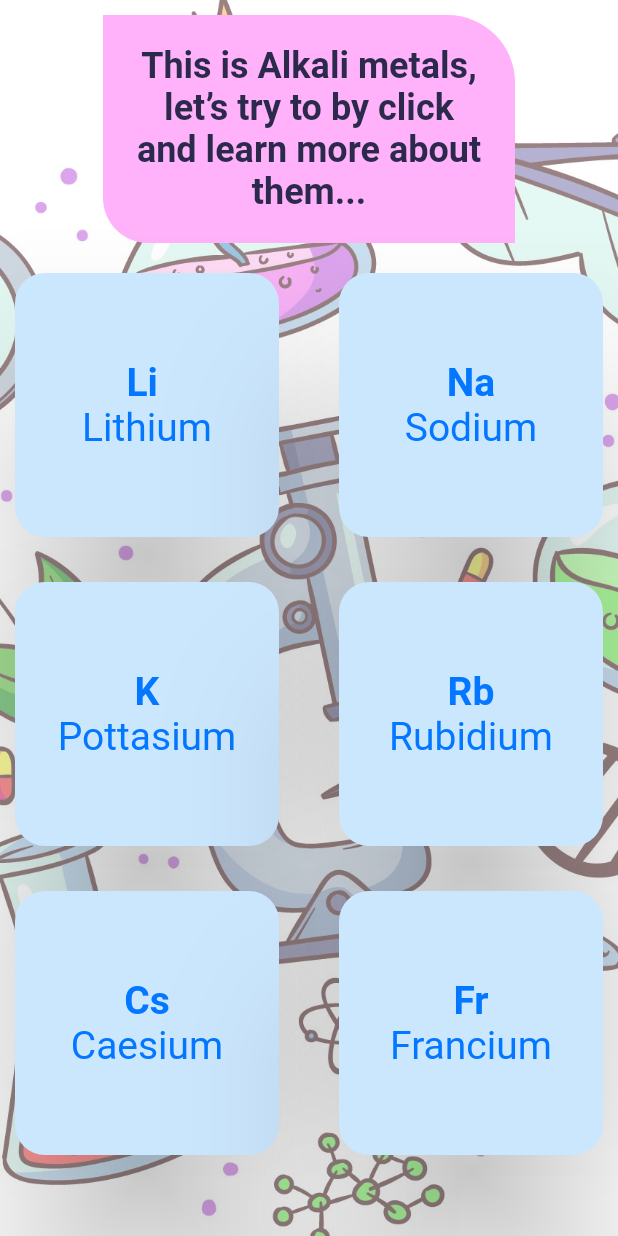
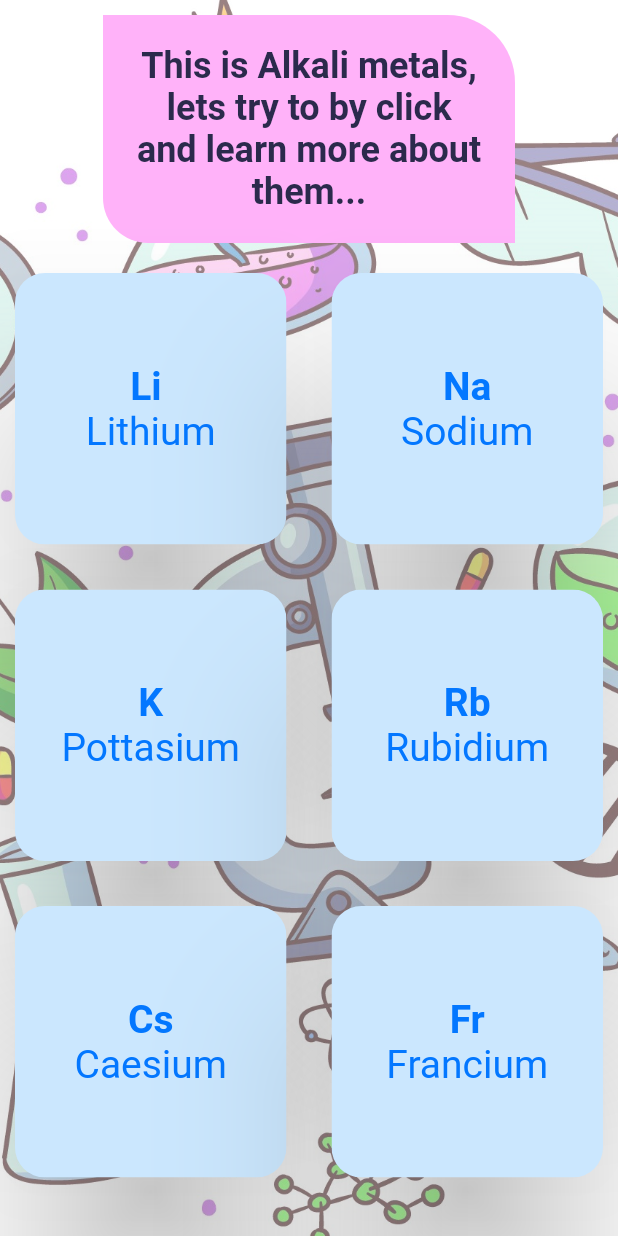
Before and after one commit to AlninoDP/E-Lement, a Flutter app: the LogamAlkaliScreen screen opened directly, on a phone screen of 412 x 824 dp. Run offline on Flutter 3.47's test engine with Material 2 defaults, Android fonts, the phone set to English and light mode, and no system bars; our stand-ins replace get.

Commit message:
add GridElemenBuilder

```diff
--- a/lib/screens/logam_alkali_screen.dart
+++ b/lib/screens/logam_alkali_screen.dart
@@ -2,6 +2,7 @@ import 'package:flutter/material.dart';
 import 'package:kimiaapp/models/colors.dart';
 import 'package:kimiaapp/widgets/background.dart';
 import 'package:kimiaapp/widgets/bubble_box.dart';
+import 'package:kimiaapp/widgets/grid_elemen_builder.dart';
 
 import '../models/tabel_periodik.dart';
 
@@ -10,78 +11,26 @@ class LogamAlkaliScreen extends StatelessWidget {
 
   @override
   Widget build(BuildContext context) {
-    return SafeArea(
+    return const SafeArea(
         top: true,
         child: Scaffold(
           body: Background(
             child: Padding(
-              padding: const EdgeInsets.all(10.0),
+              padding: EdgeInsets.all(10.0),
               child: Column(
                 children: [
-                  const BubbleBox(
+                  BubbleBox(
                       text:
-                          'This is Alkali metals, let’s try to by click and learn more about them...'),
-                  const SizedBox(
+                          'This is Alkali metals, lets try to by click and learn more about them...'),
+                  SizedBox(
                     height: 20,
                   ),
                   Expanded(
-                    child: GridView.builder(
-                        gridDelegate:
-                            const SliverGridDelegateWithFixedCrossAxisCount(
-                          crossAxisCount: 2,
-                          mainAxisSpacing: 30.0,
-                          crossAxisSpacing: 40.0,
-                        ),
-                        itemCount:
-                            TabelPeriodik.listElemen['Logam Alkali']!.length,
-                        itemBuilder: (BuildContext context, int index) {
-                          final namaElement =
-                              TabelPeriodik.listElemen['Logam Alkali']![index];
-                          final lambangElement = TabelPeriodik
-                              .lambangElemen['Logam Alkali']![index];
-                          return Material(
-                            shadowColor: Colors.black,
-                            elevation: 50,
-                            color: Colors.transparent,
-                            child: InkWell(
-                              borderRadius: const BorderRadius.all(
-                                Radius.circular(20),
-                              ),
-                              onTap: () {},
-                              child: Ink(
-                                decoration: const BoxDecoration(
-                                  color: ChemistryColorApp.logamAlkaliContainer,
-                                  borderRadius: BorderRadius.all(
-                                    Radius.circular(20),
-                                  ),
-                                ),
-                                padding: const EdgeInsets.all(8),
-                                child: Center(
-                                  child: Column(
-                                    mainAxisAlignment: MainAxisAlignment.center,
-                                    children: [
-                                      Text(lambangElement,
-                                          style: const TextStyle(
-                                              color: ChemistryColorApp
-                                                  .logamAlkaliText,
-                                              fontSize: 26,
-                                              fontWeight: FontWeight.bold)),
-                                      Text(
-                                        namaElement,
-                                        style: const TextStyle(
-                                          color:
-                                              ChemistryColorApp.logamAlkaliText,
-                                          fontSize: 26,
-                                        ),
-                                      ),
-                                    ],
-                                  ),
-                                ),
-                              ),
-                            ),
-                          );
-                        }),
-                  ),
+                      child: GridElemenBuilder(
+                    containerColor: ChemistryColorApp.logamAlkaliContainer,
+                    jenisElemen: 'Logam Alkali',
+                    textColor: ChemistryColorApp.logamAlkaliText,
+                  )),
                 ],
               ),
             ),
--- a/lib/screens/sign_in_screen.dart
+++ b/lib/screens/sign_in_screen.dart
@@ -17,7 +17,7 @@ class _SignInScreenState extends State<SignInScreen> {
   TextEditingController controller = TextEditingController();
   @override
   Widget build(BuildContext context) {
-    final RxString enteredName = ' '.obs;
+    final RxString enteredName = 'Guest'.obs;
     return SafeArea(
         top: true,
         child: Scaffold(
--- /dev/null
+++ b/lib/widgets/grid_elemen_builder.dart
@@ -0,0 +1,68 @@
+import 'package:flutter/material.dart';
+import 'package:kimiaapp/models/tabel_periodik.dart';
+
+class GridElemenBuilder extends StatelessWidget {
+  final String jenisElemen;
+  final Color containerColor;
+  final Color textColor;
+  const GridElemenBuilder(
+      {super.key,
+      required this.jenisElemen,
+      required this.containerColor,
+      required this.textColor});
+
+  @override
+  Widget build(BuildContext context) {
+    return GridView.builder(
+        gridDelegate: const SliverGridDelegateWithFixedCrossAxisCount(
+          crossAxisCount: 2,
+          mainAxisSpacing: 30.0,
+          crossAxisSpacing: 30.0,
+        ),
+        itemCount: TabelPeriodik.listElemen[jenisElemen]!.length,
+        itemBuilder: (BuildContext context, int index) {
+          final namaElement = TabelPeriodik.listElemen[jenisElemen]![index];
+          final lambangElement =
+              TabelPeriodik.lambangElemen[jenisElemen]![index];
+          return Material(
+            shadowColor: Colors.black,
+            elevation: 50,
+            color: Colors.transparent,
+            child: InkWell(
+              borderRadius: const BorderRadius.all(
+                Radius.circular(20),
+              ),
+              onTap: () {},
+              child: Ink(
+                decoration: BoxDecoration(
+                  color: containerColor,
+                  borderRadius: const BorderRadius.all(
+                    Radius.circular(20),
+                  ),
+                ),
+                padding: const EdgeInsets.all(8),
+                child: Center(
+                  child: Column(
+                    mainAxisAlignment: MainAxisAlignment.center,
+                    children: [
+                      Text(lambangElement,
+                          style: TextStyle(
+                              color: textColor,
+                              fontSize: 26,
+                              fontWeight: FontWeight.bold)),
+                      Text(
+                        namaElement,
+                        style: TextStyle(
+                          color: textColor,
+                          fontSize: 26,
+                        ),
+                      ),
+                    ],
+                  ),
+                ),
+              ),
+            ),
+          );
+        });
+  }
+}
```
